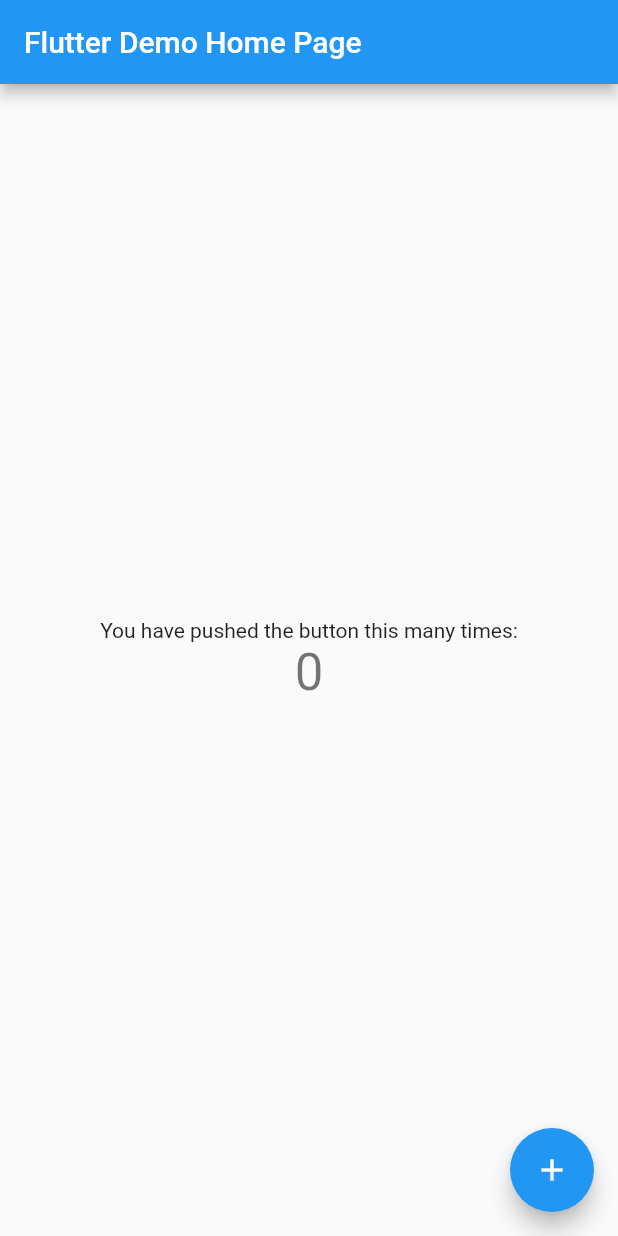
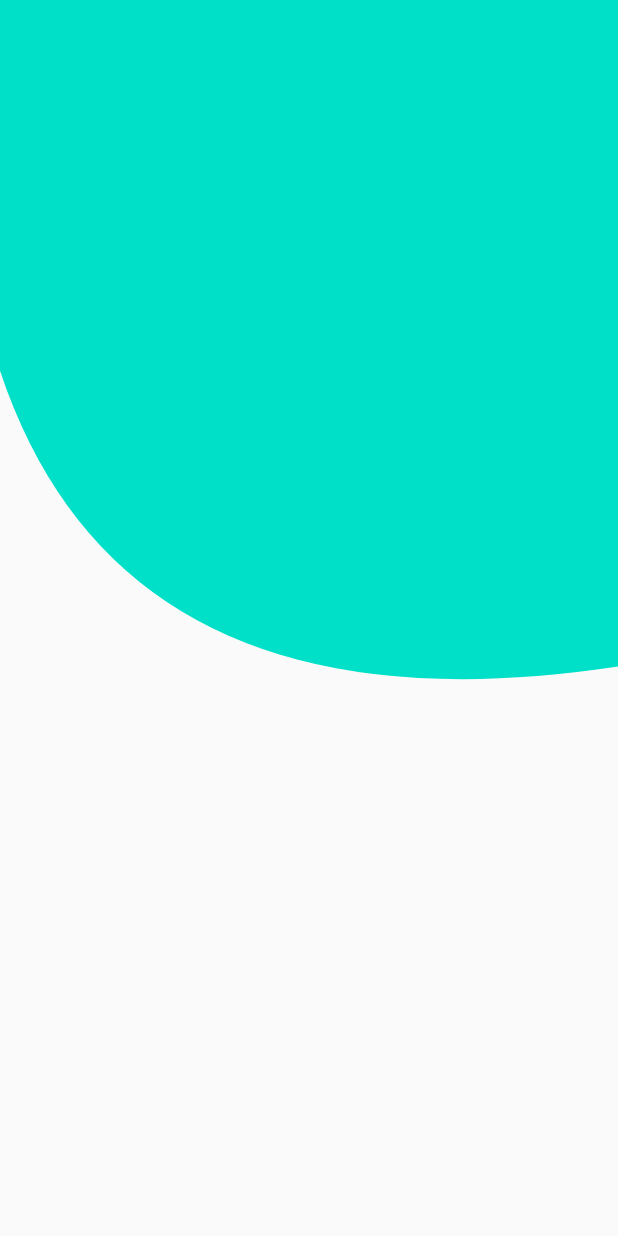
Before and after one commit to yasht01/insurance-app, a Flutter app: the screen it shows after launch, on a phone screen of 412 x 824 dp. Run offline on Flutter 3.47's test engine with Material 2 defaults, Android fonts, the phone set to English and light mode, and no system bars.

Commit message:
feat: add background view

```diff
--- a/lib/main.dart
+++ b/lib/main.dart
@@ -1,115 +1,19 @@
 import 'package:flutter/material.dart';
+import 'package:insurance_app/screens/onboarding/onboarding_view.dart';
 
 void main() {
-  runApp(const MyApp());
+  runApp(const AppWidget());
 }
 
-class MyApp extends StatelessWidget {
-  const MyApp({super.key});
+class AppWidget extends StatelessWidget {
+  const AppWidget({super.key});
 
   // This widget is the root of your application.
   @override
   Widget build(BuildContext context) {
-    return MaterialApp(
-      title: 'Flutter Demo',
-      theme: ThemeData(
-        // This is the theme of your application.
-        //
-        // Try running your application with "flutter run". You'll see the
-        // application has a blue toolbar. Then, without quitting the app, try
-        // changing the primarySwatch below to Colors.green and then invoke
-        // "hot reload" (press "r" in the console where you ran "flutter run",
-        // or simply save your changes to "hot reload" in a Flutter IDE).
-        // Notice that the counter didn't reset back to zero; the application
-        // is not restarted.
-        primarySwatch: Colors.blue,
-      ),
-      home: const MyHomePage(title: 'Flutter Demo Home Page'),
+    return const MaterialApp(
+      title: 'Insurance App',
+      home: OnboardingView(),
     );
   }
 }
-
-class MyHomePage extends StatefulWidget {
-  const MyHomePage({super.key, required this.title});
-
-  // This widget is the home page of your application. It is stateful, meaning
-  // that it has a State object (defined below) that contains fields that affect
-  // how it looks.
-
-  // This class is the configuration for the state. It holds the values (in this
-  // case the title) provided by the parent (in this case the App widget) and
-  // used by the build method of the State. Fields in a Widget subclass are
-  // always marked "final".
-
-  final String title;
-
-  @override
-  State<MyHomePage> createState() => _MyHomePageState();
-}
-
-class _MyHomePageState extends State<MyHomePage> {
-  int _counter = 0;
-
-  void _incrementCounter() {
-    setState(() {
-      // This call to setState tells the Flutter framework that something has
-      // changed in this State, which causes it to rerun the build method below
-      // so that the display can reflect the updated values. If we changed
-      // _counter without calling setState(), then the build method would not be
-      // called again, and so nothing would appear to happen.
-      _counter++;
-    });
-  }
-
-  @override
-  Widget build(BuildContext context) {
-    // This method is rerun every time setState is called, for instance as done
-    // by the _incrementCounter method above.
-    //
-    // The Flutter framework has been optimized to make rerunning build methods
-    // fast, so that you can just rebuild anything that needs updating rather
-    // than having to individually change instances of widgets.
-    return Scaffold(
-      appBar: AppBar(
-        // Here we take the value from the MyHomePage object that was created by
-        // the App.build method, and use it to set our appbar title.
-        title: Text(widget.title),
-      ),
-      body: Center(
-        // Center is a layout widget. It takes a single child and positions it
-        // in the middle of the parent.
-        child: Column(
-          // Column is also a layout widget. It takes a list of children and
-          // arranges them vertically. By default, it sizes itself to fit its
-          // children horizontally, and tries to be as tall as its parent.
-          //
-          // Invoke "debug painting" (press "p" in the console, choose the
-          // "Toggle Debug Paint" action from the Flutter Inspector in Android
-          // Studio, or the "Toggle Debug Paint" command in Visual Studio Code)
-          // to see the wireframe for each widget.
-          //
-          // Column has various properties to control how it sizes itself and
-          // how it positions its children. Here we use mainAxisAlignment to
-          // center the children vertically; the main axis here is the vertical
-          // axis because Columns are vertical (the cross axis would be
-          // horizontal).
-          mainAxisAlignment: MainAxisAlignment.center,
-          children: <Widget>[
-            const Text(
-              'You have pushed the button this many times:',
-            ),
-            Text(
-              '$_counter',
-              style: Theme.of(context).textTheme.headline4,
-            ),
-          ],
-        ),
-      ),
-      floatingActionButton: FloatingActionButton(
-        onPressed: _incrementCounter,
-        tooltip: 'Increment',
-        child: const Icon(Icons.add),
-      ), // This trailing comma makes auto-formatting nicer for build methods.
-    );
-  }
-}
--- /dev/null
+++ b/lib/screens/onboarding/onboarding_view.dart
@@ -0,0 +1,23 @@
+import 'package:flutter/material.dart';
+
+import 'widgets/background_view.dart';
+
+class OnboardingView extends StatefulWidget {
+  const OnboardingView({super.key});
+
+  @override
+  State<OnboardingView> createState() => _OnboardingViewState();
+}
+
+class _OnboardingViewState extends State<OnboardingView> {
+  @override
+  Widget build(BuildContext context) {
+    return Scaffold(
+      body: Stack(
+        children: [
+          BackgroundView(),
+        ],
+      ),
+    );
+  }
+}
--- /dev/null
+++ b/lib/screens/onboarding/utils/custom_clipper.dart
@@ -0,0 +1,23 @@
+import 'package:flutter/material.dart';
+
+class CustomContainerClipper extends CustomClipper<Path> {
+  @override
+  Path getClip(Size size) {
+    var customPath = Path();
+
+    customPath.lineTo(0, size.height / 2);
+    final startPoint = Offset(size.width / 5, size.height);
+    final endPoint = Offset(size.width, size.height - 50.0);
+
+    customPath.quadraticBezierTo(
+        startPoint.dx, startPoint.dy, endPoint.dx, endPoint.dy);
+    customPath.lineTo(size.width, 0);
+    customPath.close();
+    return customPath;
+  }
+
+  @override
+  bool shouldReclip(covariant CustomClipper<Path> oldClipper) {
+    return true;
+  }
+}
--- /dev/null
+++ b/lib/screens/onboarding/widgets/background_view.dart
@@ -0,0 +1,21 @@
+import 'package:flutter/material.dart';
+import 'package:flutter/src/widgets/container.dart';
+import 'package:flutter/src/widgets/framework.dart';
+import 'package:insurance_app/screens/onboarding/utils/custom_clipper.dart';
+
+class BackgroundView extends StatelessWidget {
+  const BackgroundView({super.key});
+
+  @override
+  Widget build(BuildContext context) {
+    final size = MediaQuery.of(context).size;
+
+    return ClipPath(
+      clipper: CustomContainerClipper(),
+      child: Container(
+        height: size.height * 0.6,
+        color: const Color(0xFF00E0C8),
+      ),
+    );
+  }
+}
```
